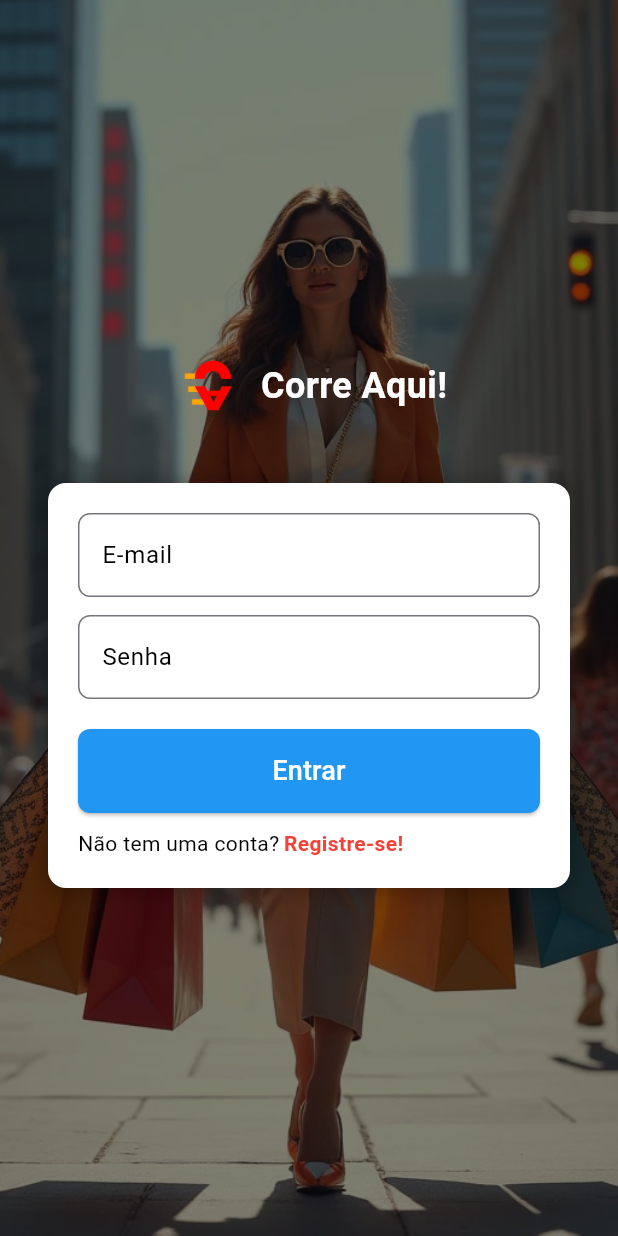
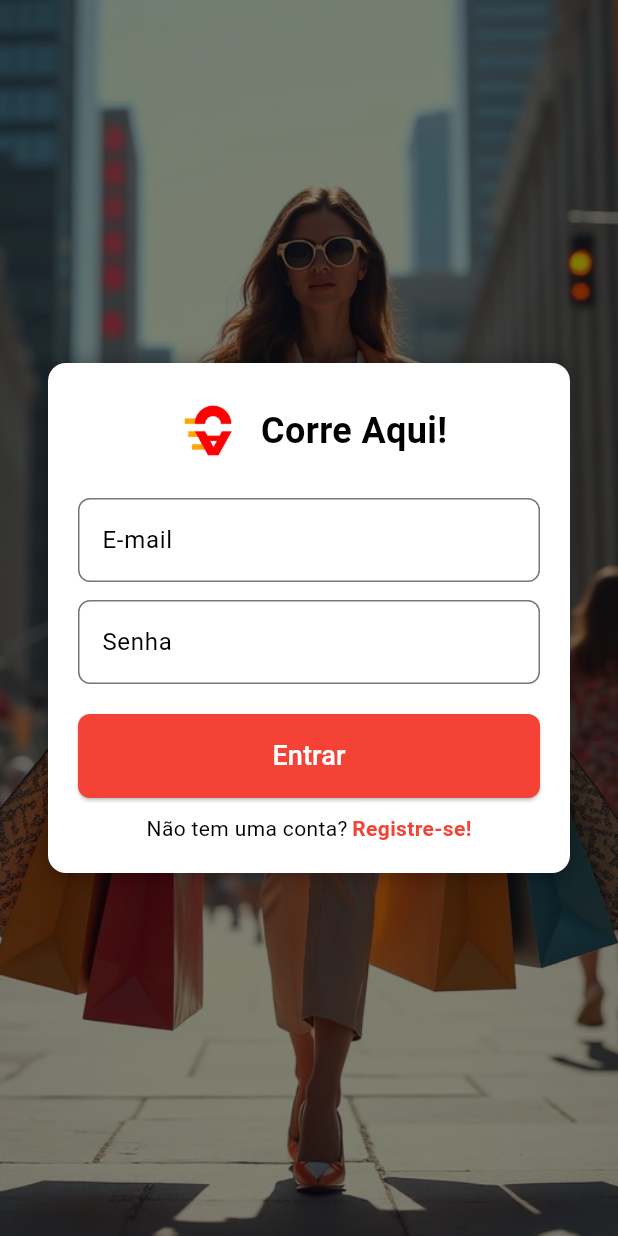
Before and after one commit to giovaneneves7/Corre-Aqui-App, a Flutter app: the screen it shows after launch, on a phone screen of 412 x 824 dp. Run offline on Flutter 3.47's test engine with Material 3 defaults, Android fonts, the phone set to English and light mode, and no system bars; our stand-ins replace carousel_slider, geolocator, get, google_maps_flutter, shared_preferences, supabase_flutter; missing offline and left inert: supabase_auth_ui; accounts and stored records are empty.

Commit message:
Update: Atualizando tela de login

```diff
--- a/lib/features/auth/screens/signin_screen.dart
+++ b/lib/features/auth/screens/signin_screen.dart
@@ -52,9 +52,21 @@ class _SigninScreenState extends State<SigninScreen> {
               child: SingleChildScrollView(
                 child: Padding(
                   padding: const EdgeInsets.symmetric(horizontal: 32),
+                  child: Container(
+                    padding: const EdgeInsets.all(20),
+                    decoration: BoxDecoration(
+                      color: Colors.white,
+                      borderRadius: BorderRadius.circular(12),
+                      boxShadow: [
+                        BoxShadow(
+                          color: Colors.black26,
+                          blurRadius: 10,
+                          spreadRadius: 2,
+                        ),
+                      ],
+                    ),
                     child: Column(
-                    mainAxisAlignment: MainAxisAlignment.center,
-                    crossAxisAlignment: CrossAxisAlignment.center,
+                      mainAxisSize: MainAxisSize.min,
                       children: [
                         Row(
                           mainAxisAlignment: MainAxisAlignment.center,
@@ -70,28 +82,12 @@ class _SigninScreenState extends State<SigninScreen> {
                               style: TextStyle(
                                 fontSize: 24,
                                 fontWeight: FontWeight.bold,
-                              color: Colors.white,
+                                color: Colors.black,
                               ),
                             ),
                           ],
                         ),
-                      const SizedBox(height: 40),
-                      Container(
-                        padding: const EdgeInsets.all(20),
-                        decoration: BoxDecoration(
-                          color: Colors.white,
-                          borderRadius: BorderRadius.circular(12),
-                          boxShadow: [
-                            BoxShadow(
-                              color: Colors.black26,
-                              blurRadius: 10,
-                              spreadRadius: 2,
-                            ),
-                          ],
-                        ),
-                        child: Column(
-                          mainAxisSize: MainAxisSize.min,
-                          children: [
+                        const SizedBox(height: 20),
                         TextField(
                           controller: _emailController,
                           decoration: InputDecoration(
@@ -122,7 +118,7 @@ class _SigninScreenState extends State<SigninScreen> {
                               shape: RoundedRectangleBorder(
                                 borderRadius: BorderRadius.circular(8),
                               ),
-                                  backgroundColor: Colors.blue,
+                              backgroundColor: Colors.red, // Mantendo o botão vermelho
                             ),
                             child: const Text(
                               'Entrar',
@@ -134,6 +130,7 @@ class _SigninScreenState extends State<SigninScreen> {
                         GestureDetector(
                           onTap: () => Get.toNamed(RouteHelper.getRegisterScreen()),
                           child: Row(
+                            mainAxisAlignment: MainAxisAlignment.center,
                             children: [
                               const Text("Não tem uma conta?"),
                               const SizedBox(width: 3),
@@ -149,8 +146,6 @@ class _SigninScreenState extends State<SigninScreen> {
                       ],
                     ),
                   ),
-                    ],
-                  ),
                 ),
               ),
             ),
```
Lines whose indentation alone changed are shown as unchanged.
